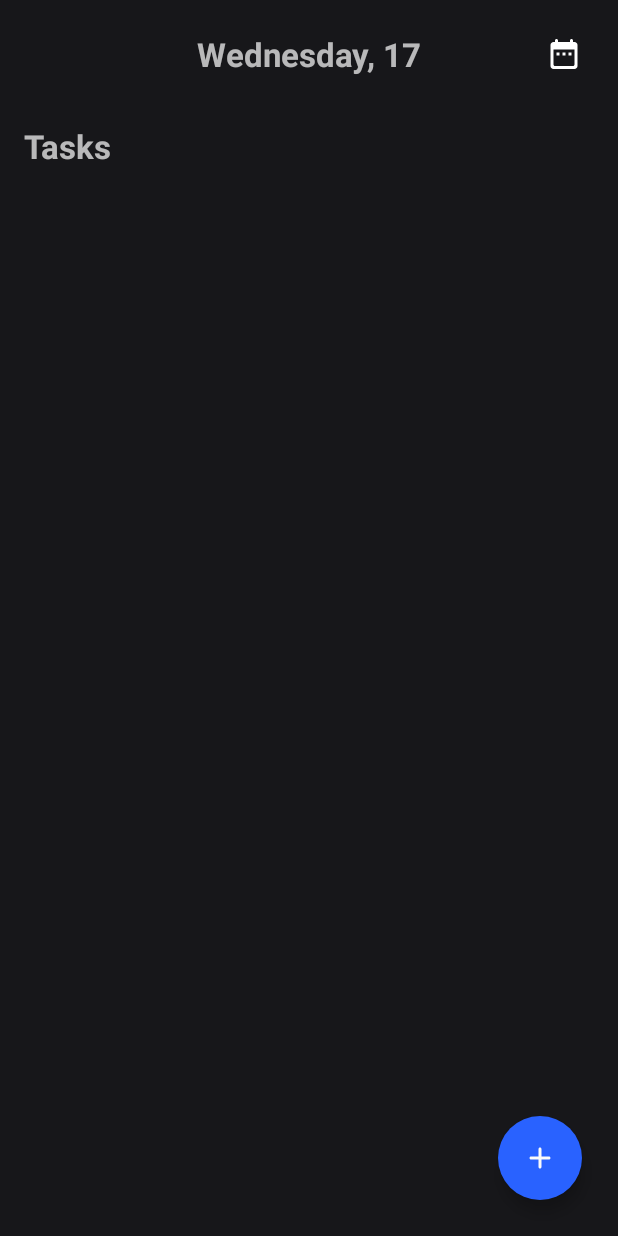
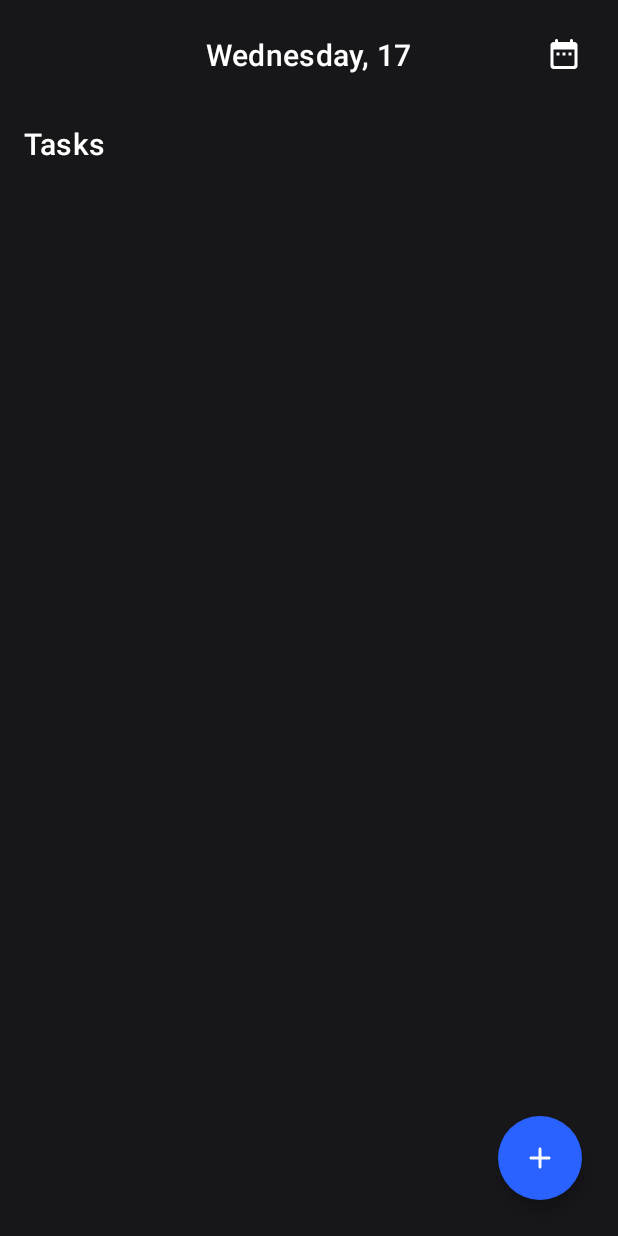
Before and after one commit to Magno-Ramos/dark-todo-app, an Android app: the MainActivity screen opened directly, with no data from a screen before it, on a phone screen of 412 x 824 dp. Run offline under Robolectric (Android 15) with nearby library versions, the phone set to English and light mode, and no system bars; our stand-ins replace Room's generated code.

Commit message:
fix style

```diff
--- a/app/src/main/res/values/styles.xml
+++ b/app/src/main/res/values/styles.xml
@@ -34,9 +34,8 @@
         <item name="colorSurface">@color/colorWhite</item>
     </style>
 
-    <style name="HeaderTextView" parent="Widget.MaterialComponents.TextView">
-        <item name="android:textSize">22sp</item>
-        <item name="android:textStyle">bold</item>
+    <style name="HeaderTextView" parent="TextAppearance.MaterialComponents.Headline6">
+        <item name="android:textSize">20sp</item>
         <item name="android:padding">16dp</item>
     </style>
 
```
